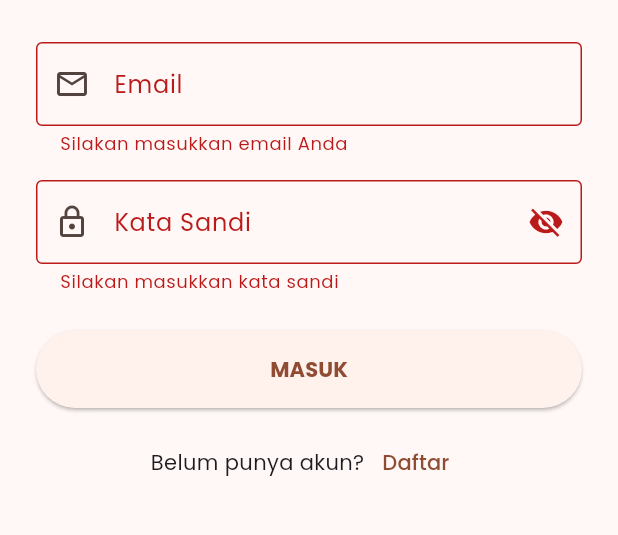
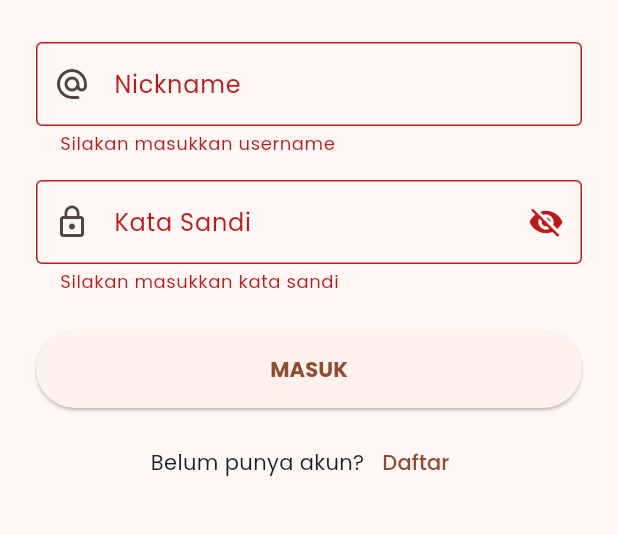
Before and after one commit to aqilamiga/nusantaracafe, a Flutter app: the AuthPage screen opened by its route, after a tap on "MASUK", on a phone screen of 412 x 824 dp, the part 498-1033 px from its top. Run offline on Flutter 3.47's test engine with Material 3 defaults, Android fonts, the phone set to English and light mode, and no system bars; our stand-ins replace cloud_firestore, firebase_auth, firebase_core, google_fonts; accounts and stored records are empty; generated files the repository leaves out were written again.

Commit message:
add username feature:
-add username for register
- user use username instead email at login for easier use
- add feature "add to calendar" for event (they have to manually save the date, then gcalendar do the rest)

```diff
--- a/lib/pages/auth/auth_page.dart
+++ b/lib/pages/auth/auth_page.dart
@@ -9,12 +9,12 @@ class AuthPage extends StatefulWidget {
 }
 
 class _AuthPageState extends State<AuthPage> {
-
   late final AuthService _authService;
   final _formKey = GlobalKey<FormState>();
 
   final TextEditingController _nameController = TextEditingController();
   final TextEditingController _emailController = TextEditingController();
+  final TextEditingController _usernameController = TextEditingController();
   final TextEditingController _passwordController = TextEditingController();
 
   String _selectedRole = 'user';
@@ -38,6 +38,7 @@ bool _isLoginMode = true;
   @override
   void dispose() {
     _nameController.dispose();
+    _usernameController.dispose();
     _emailController.dispose();
     _passwordController.dispose();
     super.dispose();
@@ -52,24 +53,20 @@ Future<void> _submitForm() async {
 
     try {
       if (_isLoginMode) {
-      // 1. PROSES LOGIN
-      await _authService.loginWithEmail(
-        email: _emailController.text.trim(),
+        // LOGIN MENGGUNAKAN USERNAME
+        await _authService.loginWithUsername(
+          username: _usernameController.text.trim(),
           password: _passwordController.text.trim(),
         );
 
         if (mounted) {
-        ScaffoldMessenger.of(context).showSnackBar(
-          const SnackBar(content: Text('Berhasil masuk!')),
-        );
-
-        // Hapus seluruh tumpukan halaman & lempar ke MainGateway (/)
           Navigator.of(context).pushNamedAndRemoveUntil('/', (route) => false);
         }
       } else {
-      // 2. PROSES REGISTER
+        // REGISTER MENGGUNAKAN USERNAME SEBENARNYA
         await _authService.registerWithEmail(
           name: _nameController.text.trim(),
+          username: _usernameController.text.trim(), // Gunakan controller username khusus
           email: _emailController.text.trim(),
           password: _passwordController.text.trim(),
           role: _selectedRole,
@@ -77,11 +74,10 @@ Future<void> _submitForm() async {
 
         if (mounted) {
           ScaffoldMessenger.of(context).showSnackBar(
-          SnackBar(content: Text('Akun berhasil dibuat sebagai $_selectedRole!')),
+            SnackBar(
+              content: Text('Akun berhasil dibuat sebagai $_selectedRole!'),
+            ),
           );
-
-        // JANGAN GUNAKAN Navigator.pop(context)!
-        // Wajib bersihkan stack agar MainGateway melakukan evaluasi role baru dari awal.
           Navigator.of(context).pushNamedAndRemoveUntil('/', (route) => false);
         }
       }
@@ -89,7 +85,9 @@ Future<void> _submitForm() async {
       if (mounted) {
         ScaffoldMessenger.of(context).showSnackBar(
           SnackBar(
-          content: Text('Gagal: ${e.toString()}'),
+            content: Text(
+              'Gagal: ${e.toString().replaceAll('Exception: ', '')}',
+            ),
             backgroundColor: Colors.redAccent,
           ),
         );
@@ -132,9 +130,32 @@ Future<void> _submitForm() async {
                   ),
                 ),
                 const SizedBox(height: 28),
+                TextFormField(
+                  controller: _usernameController,
+                  decoration: const InputDecoration(
+                    labelText: 'Nickname',
+                    prefixIcon: Icon(Icons.alternate_email_rounded),
+                    border: OutlineInputBorder(),
+                    hintText: 'contoh: kanyewestlover911',
+                  ),
+                  validator: (value) {
+                    if (value == null || value.trim().isEmpty) {
+                      return 'Silakan masukkan username';
+                    }
+                    if (value.contains(' ')) {
+                      return 'Nickname tidak boleh mengandung spasi';
+                    }
+                    if (value.length < 4) {
+                      return 'Nickname minimal 4 karakter';
+                    }
+                    return null;
+                  },
+                ),
+                const SizedBox(height: 16),
 
-                // Field Nama Lengkap (Hanya tampil saat Register)
+                // 2. Field Khusus Pendaftaran (HANYA TAMPIL SAAT REGISTER)
                 if (!_isLoginMode) ...[
+                  // Input Nama Lengkap
                   TextFormField(
                     controller: _nameController,
                     decoration: const InputDecoration(
@@ -148,6 +169,21 @@ Future<void> _submitForm() async {
                       }
                       return null;
                     },
+                  ),
+                  const SizedBox(height: 16),
+
+                  // Input Email (DIPINDAHKAN KE SINI)
+                  TextFormField(
+                    controller: _emailController,
+                    keyboardType: TextInputType.emailAddress,
+                    decoration: const InputDecoration(
+                      labelText: 'Email',
+                      prefixIcon: Icon(Icons.email_outlined),
+                      border: OutlineInputBorder(),
+                    ),
+                    validator: (value) => value == null || !value.contains('@')
+                        ? 'Email tidak valid'
+                        : null,
                   ),
                   const SizedBox(height: 16),
 
@@ -176,28 +212,7 @@ Future<void> _submitForm() async {
                   const SizedBox(height: 16),
                 ],
 
-                // Field Email
-                TextFormField(
-                  controller: _emailController,
-                  keyboardType: TextInputType.emailAddress,
-                  decoration: const InputDecoration(
-                    labelText: 'Email',
-                    prefixIcon: Icon(Icons.email_outlined),
-                    border: OutlineInputBorder(),
-                  ),
-                  validator: (value) {
-                    if (value == null || value.trim().isEmpty) {
-                      return 'Silakan masukkan email Anda';
-                    }
-                    if (!value.contains('@')) {
-                      return 'Format email tidak valid';
-                    }
-                    return null;
-                  },
-                ),
-                const SizedBox(height: 16),
-
-                // Field Password
+                // 3. Field Kata Sandi (Tampil di Mode Login & Register)
                 TextFormField(
                   controller: _passwordController,
                   obscureText: _obscurePassword,
@@ -207,7 +222,9 @@ Future<void> _submitForm() async {
                     border: const OutlineInputBorder(),
                     suffixIcon: IconButton(
                       icon: Icon(
-                        _obscurePassword ? Icons.visibility_off : Icons.visibility,
+                        _obscurePassword
+                            ? Icons.visibility_off
+                            : Icons.visibility,
                       ),
                       onPressed: () {
                         setState(() {
@@ -251,9 +268,9 @@ Future<void> _submitForm() async {
                 Row(
                   mainAxisAlignment: MainAxisAlignment.center,
                   children: [
-                    Text(_isLoginMode
-                        ? 'Belum punya akun?'
-                        : 'Sudah punya akun?'),
+                    Text(
+                      _isLoginMode ? 'Belum punya akun?' : 'Sudah punya akun?',
+                    ),
                     TextButton(
                       onPressed: () {
                         setState(() {
--- a/lib/services/auth_service.dart
+++ b/lib/services/auth_service.dart
@@ -10,10 +10,27 @@ class AuthService {
   Stream<User?> get authStateChanges => _auth.authStateChanges();
 
   // Login
-  Future<UserCredential?> loginWithEmail({
-    required String email,
+Future<UserCredential?> loginWithUsername({
+  required String username,
   required String password,
 }) async {
+  final cleanUsername = username.toLowerCase().trim();
+
+  // 1. Cari dokumen di Firestore berdasarkan username
+  QuerySnapshot query = await _firestore
+      .collection('users')
+      .where('username', isEqualTo: cleanUsername)
+      .limit(1)
+      .get();
+
+  if (query.docs.isEmpty) {
+    throw Exception('Username tidak ditemukan');
+  }
+
+  // 2. Ambil email terikat
+  String email = query.docs.first.get('email');
+
+  // 3. Login ke Firebase Auth menggunakan email yang ditemukan
   return await _auth.signInWithEmailAndPassword(
     email: email,
     password: password,
@@ -23,6 +40,7 @@ class AuthService {
   // Register
   Future<UserCredential?> registerWithEmail({
     required String name,
+    required String username,
     required String email,
     required String password,
     required String role,
@@ -32,10 +50,23 @@ class AuthService {
       password: password,
     );
 
+    final cleanUsername = username.toLowerCase().trim();
+
+    QuerySnapshot checkUsername = await _firestore
+      .collection('users')
+      .where('username', isEqualTo: cleanUsername)
+      .limit(1)
+      .get();
+
+  if (checkUsername.docs.isNotEmpty) {
+    throw Exception('Username "$cleanUsername" sudah digunakan, pilih username lain.');
+  }
+
     // Simpan data user ke Firestore
     await _firestore.collection('users').doc(userCredential.user!.uid).set({
       'uid': userCredential.user!.uid,
       'name': name,
+      'username': username.toLowerCase().trim(),
       'email': email,
       'role': role,
       'createdAt': FieldValue.serverTimestamp(),
--- a/pubspec.yaml
+++ b/pubspec.yaml
@@ -41,6 +41,7 @@ dependencies:
   cloud_firestore: ^5.6.5
   flutter_dotenv: ^5.2.1
   http: ^1.6.0
+  url_launcher: ^6.3.2
 
 dev_dependencies:
   flutter_test:
```
Also changed, not shown: catatan.txt (+10 -9 lines), lib/pages/kasir/kasir_dashboard.dart (+99 -6 lines), pubspec.lock, 6 other files. Lines whose indentation alone changed are shown as unchanged.
